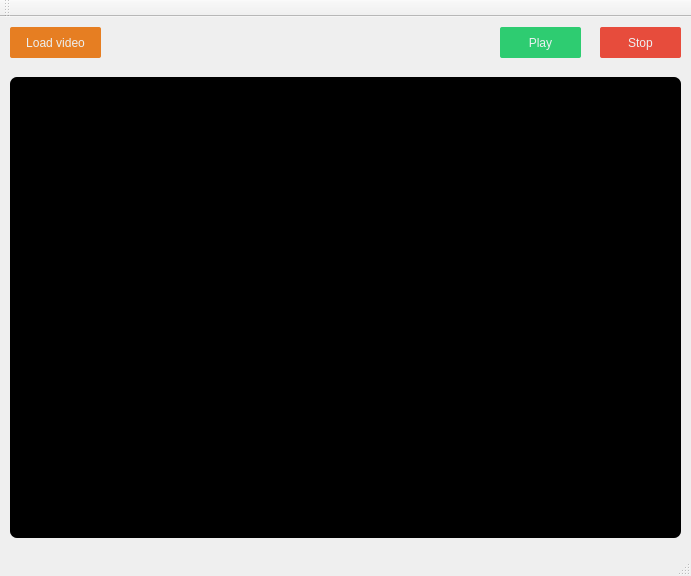
Qt form SimpleVideoPlayer/mainwindow.ui (BuicuFlorian/computer-vision-projects) before a commit.
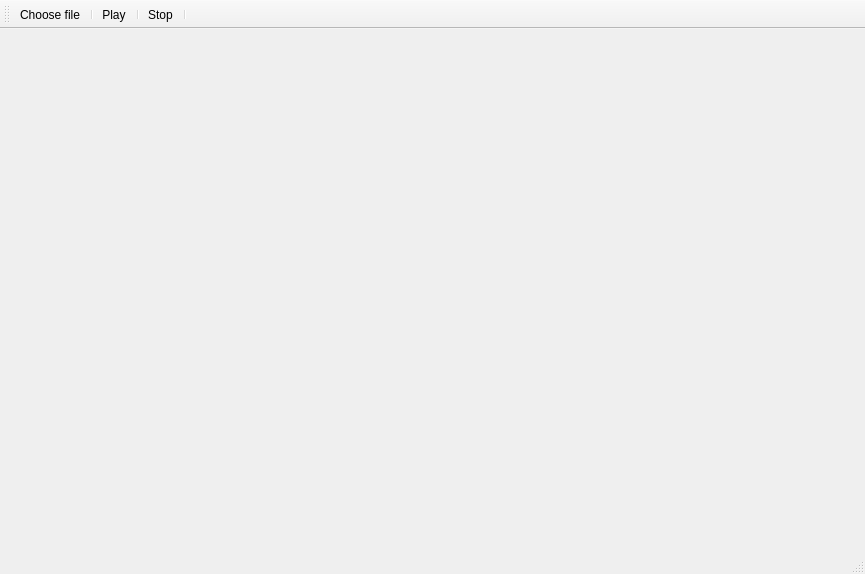
The same form after that commit. Icons and pictures are not drawn.

Patch:
```diff
--- a/SimpleVideoPlayer/mainwindow.ui
+++ b/SimpleVideoPlayer/mainwindow.ui
@@ -6,97 +6,25 @@
    <rect>
     <x>0</x>
     <y>0</y>
-    <width>691</width>
-    <height>576</height>
+    <width>865</width>
+    <height>574</height>
    </rect>
   </property>
   <property name="windowTitle">
    <string>MainWindow</string>
   </property>
   <widget class="QWidget" name="centralWidget">
-   <widget class="QPushButton" name="loadVideoBtn">
-    <property name="geometry">
-     <rect>
-      <x>10</x>
-      <y>10</y>
-      <width>91</width>
-      <height>31</height>
-     </rect>
-    </property>
-    <property name="styleSheet">
-     <string notr="true">border-radius: 2px;
-background-color: #e67e22;
-color: #ecf0f1;</string>
-    </property>
-    <property name="text">
-     <string>Load video</string>
-    </property>
-   </widget>
-   <widget class="QPushButton" name="playVideoBtn">
-    <property name="geometry">
-     <rect>
-      <x>500</x>
-      <y>10</y>
-      <width>81</width>
-      <height>31</height>
-     </rect>
-    </property>
-    <property name="styleSheet">
-     <string notr="true">:enabled {
-border-radius: 2px;
-background-color: #2ecc71;
-color: #ecf0f1;
-}
-
-:disabled {
-border-radius: 2px;
-background-color: #dddddd;
-color: #ecf0f1;
-}</string>
-    </property>
-    <property name="text">
-     <string>Play</string>
-    </property>
-   </widget>
-   <widget class="QPushButton" name="stopVideoBtn">
-    <property name="geometry">
-     <rect>
-      <x>600</x>
-      <y>10</y>
-      <width>81</width>
-      <height>31</height>
-     </rect>
-    </property>
-    <property name="styleSheet">
-     <string notr="true">:enabled {
-border-radius: 2px;
-background-color: #e74c3c;
-color: #ecf0f1;
-}
-
-:disabled {
-border-radius: 2px;
-background-color: #dddddd;
-color: #ecf0f1;
-}</string>
-    </property>
-    <property name="text">
-     <string>Stop</string>
-    </property>
-   </widget>
    <widget class="QLabel" name="label">
     <property name="geometry">
      <rect>
       <x>10</x>
-      <y>60</y>
-      <width>671</width>
-      <height>461</height>
+      <y>10</y>
+      <width>821</width>
+      <height>491</height>
      </rect>
     </property>
     <property name="styleSheet">
-     <string notr="true">background-color: #000;
-border-radius: 7px;
-</string>
+     <string notr="true"/>
     </property>
     <property name="text">
      <string/>
@@ -120,8 +48,50 @@
    <attribute name="toolBarBreak">
     <bool>false</bool>
    </attribute>
+   <addaction name="chooseFileBtn"/>
+   <addaction name="separator"/>
+   <addaction name="playVideoBtn"/>
+   <addaction name="separator"/>
+   <addaction name="stopVideoBtn"/>
+   <addaction name="separator"/>
   </widget>
   <widget class="QStatusBar" name="statusBar"/>
+  <action name="chooseFileBtn">
+   <property name="icon">
+    <iconset resource="resources.qrc">
+     <normaloff>:/images/icons/folder.png</normaloff>:/images/icons/folder.png</iconset>
+   </property>
+   <property name="text">
+    <string>Choose file</string>
+   </property>
+   <property name="toolTip">
+    <string>Choose file</string>
+   </property>
+  </action>
+  <action name="playVideoBtn">
+   <property name="icon">
+    <iconset resource="resources.qrc">
+     <normaloff>:/images/icons/play.png</normaloff>:/images/icons/play.png</iconset>
+   </property>
+   <property name="text">
+    <string>Play</string>
+   </property>
+   <property name="toolTip">
+    <string>Play</string>
+   </property>
+  </action>
+  <action name="stopVideoBtn">
+   <property name="icon">
+    <iconset resource="resources.qrc">
+     <normaloff>:/images/icons/stop.png</normaloff>:/images/icons/stop.png</iconset>
+   </property>
+   <property name="text">
+    <string>Stop</string>
+   </property>
+   <property name="toolTip">
+    <string>Stop</string>
+   </property>
+  </action>
  </widget>
  <layoutdefault spacing="6" margin="11"/>
  <resources/>
```
Left out of the diff: 6 changed lines with no effect on the pictures.
